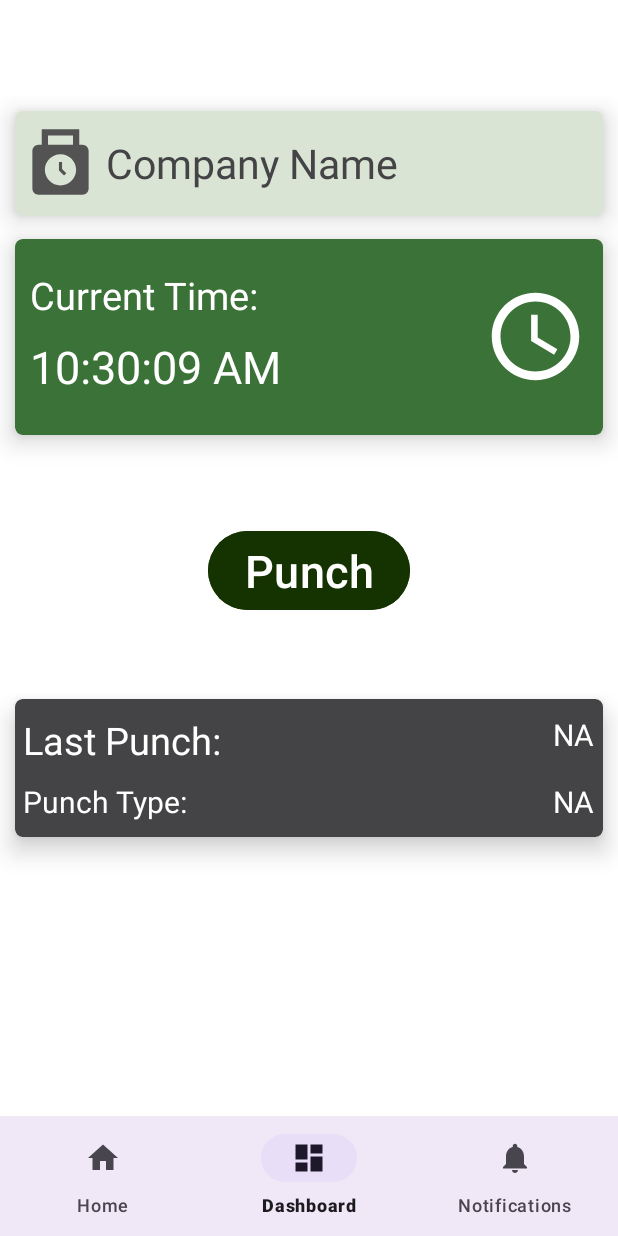
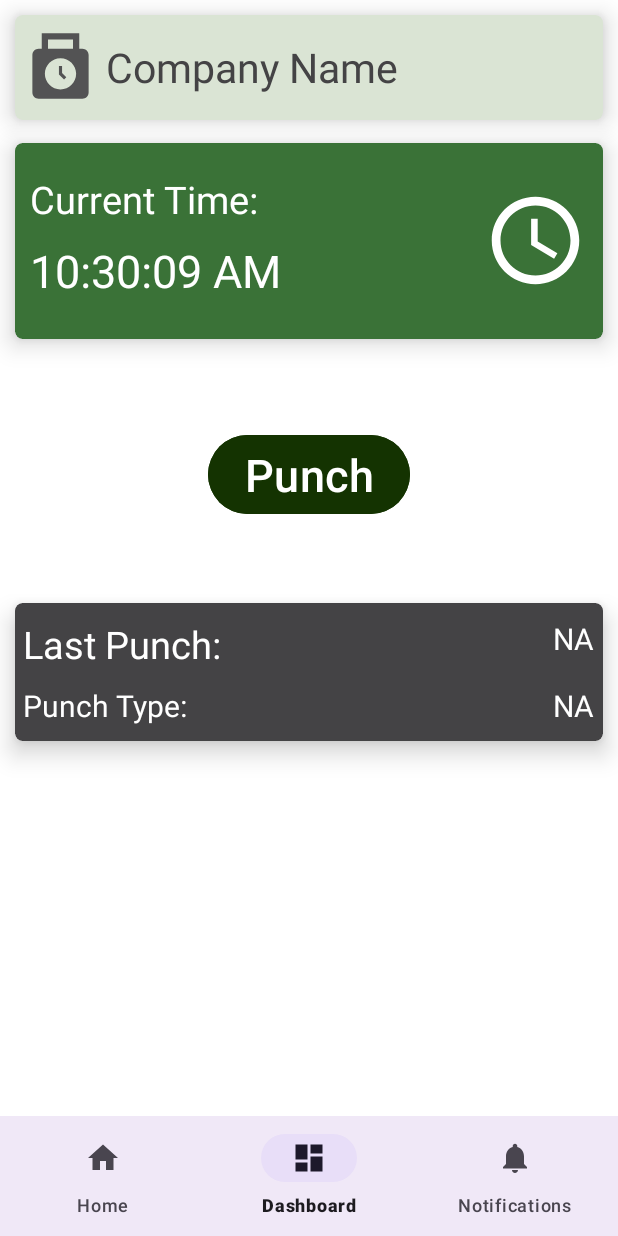
Before and after one commit to ethanman102/ClocKeys, an Android app: the screen it shows after launch (MainActivity), item 2 of the bottom bar chosen, on a phone screen of 412 x 824 dp. Run offline under Robolectric (Android 15) with nearby library versions, the phone set to English and light mode, and no system bars; our stand-ins replace CircleImageView, navigation-ui.

Commit message:
fixed the fucking layout

```diff
--- a/app/src/main/res/layout/activity_main.xml
+++ b/app/src/main/res/layout/activity_main.xml
@@ -1,38 +1,26 @@
 <?xml version="1.0" encoding="utf-8"?>
-<androidx.constraintlayout.widget.ConstraintLayout xmlns:android="http://schemas.android.com/apk/res/android"
+<LinearLayout xmlns:android="http://schemas.android.com/apk/res/android"
     xmlns:app="http://schemas.android.com/apk/res-auto"
     android:id="@+id/container"
     android:layout_width="match_parent"
     android:layout_height="match_parent"
-    android:paddingTop="?attr/actionBarSize"
-    android:background="@color/white"
-    >
-
-    <com.google.android.material.bottomnavigation.BottomNavigationView
-        android:id="@+id/nav_view"
-        android:layout_width="0dp"
-        android:layout_height="wrap_content"
-        android:layout_marginStart="0dp"
-        android:layout_marginEnd="0dp"
-        android:background="?android:attr/windowBackground"
-        app:layout_constraintBottom_toBottomOf="parent"
-        app:layout_constraintLeft_toLeftOf="parent"
-        app:layout_constraintRight_toRightOf="parent"
-        app:menu="@menu/bottom_nav_menu" />
+    android:orientation="vertical"
+    android:background="@color/white">
 
     <fragment
         android:id="@+id/nav_host_fragment_activity_main"
         android:name="androidx.navigation.fragment.NavHostFragment"
         android:layout_width="match_parent"
-        android:layout_height="match_parent"
+        android:layout_height="0dp"
+        android:layout_weight="1"
         app:defaultNavHost="true"
-        app:layout_constraintBottom_toTopOf="@id/nav_view"
-        app:layout_constraintHorizontal_bias="0.0"
-        app:layout_constraintLeft_toLeftOf="parent"
-        app:layout_constraintRight_toRightOf="parent"
-        app:layout_constraintTop_toTopOf="parent"
-        app:layout_constraintVertical_bias="0.0"
-        app:navGraph="@navigation/mobile_navigation"
-        />
+        app:navGraph="@navigation/mobile_navigation" />
 
-</androidx.constraintlayout.widget.ConstraintLayout>
+    <com.google.android.material.bottomnavigation.BottomNavigationView
+        android:id="@+id/nav_view"
+        android:layout_width="match_parent"
+        android:layout_height="wrap_content"
+        android:background="?android:attr/windowBackground"
+        app:menu="@menu/bottom_nav_menu" />
+
+</LinearLayout>
```
